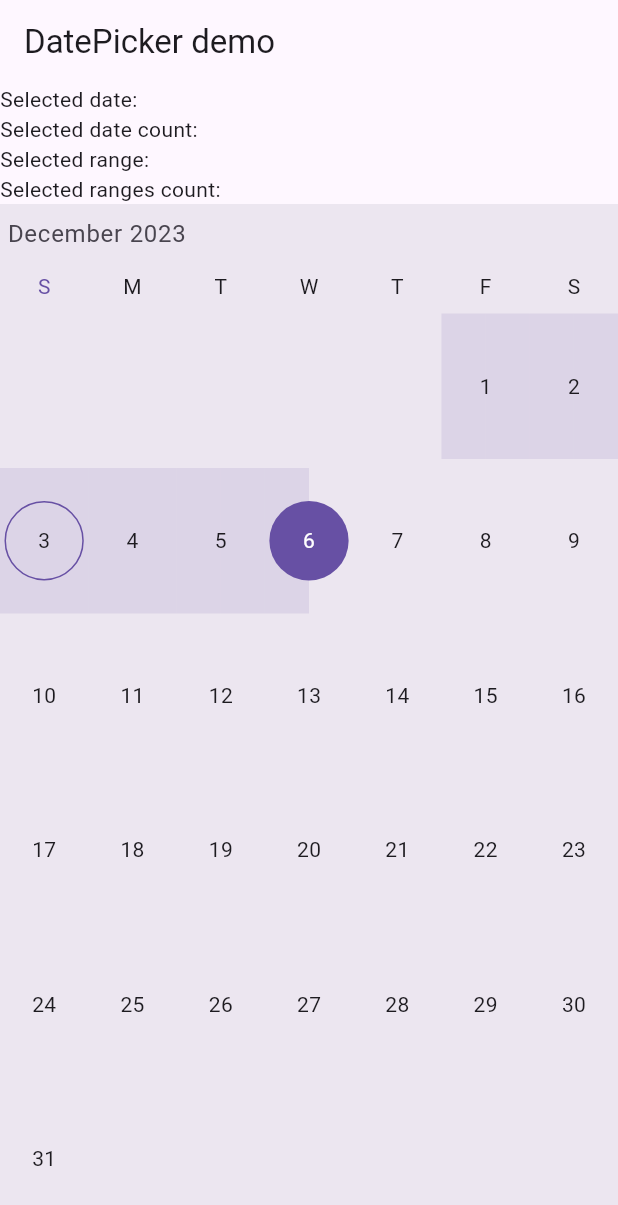
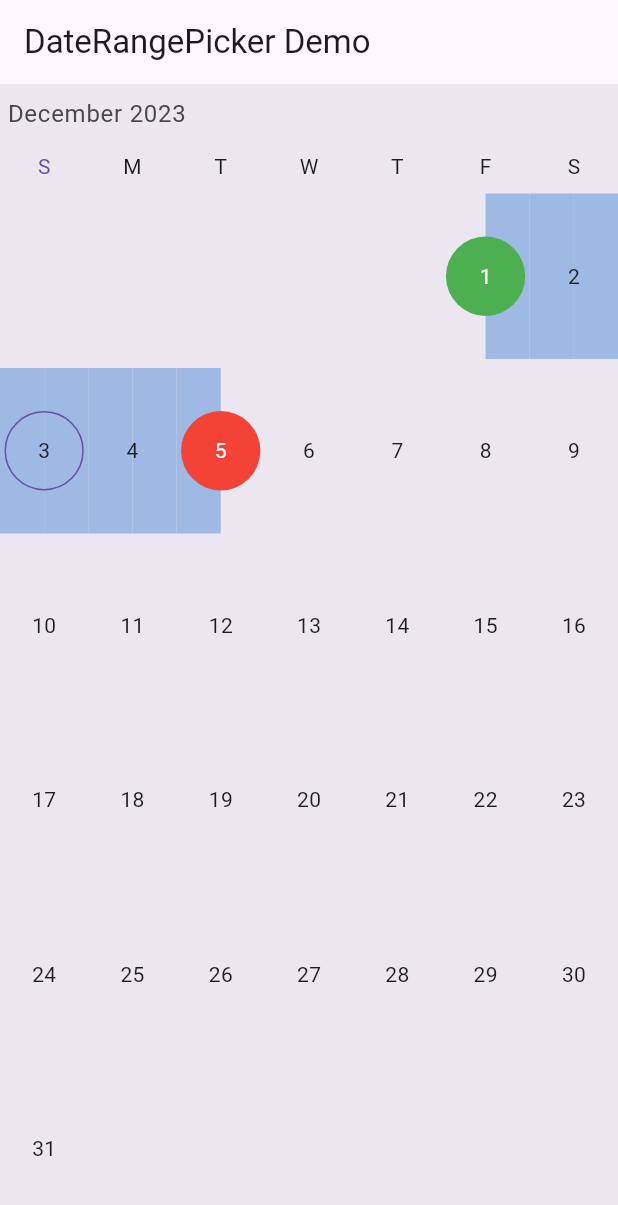
Before and after one commit to YESSENIAJUAREZHERNANDEZ/mediplan_proyecto, a Flutter app: the MainScreen screen opened directly, after a tap on "Calendario", on a phone screen of 412 x 824 dp. Shown: the top 1205 px of the screen. Run offline on Flutter 3.47's test engine with Material 3 defaults, Android fonts, the phone set to English and light mode, and no system bars; drawn by our look-alikes of syncfusion_flutter_datepicker; our stand-ins replace camera, firebase_auth, firebase_core, firebase_database, flutter_local_notifications, geocoding and 5 more; missing offline and left inert: appinio_social_share, google_mlkit_text_recognition; accounts and stored records are empty.

Commit message:
colores calendario

```diff
--- a/lib/main.dart
+++ b/lib/main.dart
@@ -3,13 +3,10 @@ import 'package:flutter_application_1/screens/splash_dos.dart';
 import 'package:firebase_core/firebase_core.dart';
 import 'package:flutter_application_1/screens/main_screen.dart'; // Import the MainScreen widget
 import 'package:shared_preferences/shared_preferences.dart';
-import 'package:timezone/data/latest.dart' as tz;
 
 void main() async {
   WidgetsFlutterBinding.ensureInitialized();
   await Firebase.initializeApp();
-
-tz.initializeTimeZones();
   runApp(MyApp());
 }
 
--- a/lib/ver2/editarmedicamento.dart
+++ b/lib/ver2/editarmedicamento.dart
@@ -28,6 +28,8 @@ void main() async {
   await Firebase.initializeApp();
   runApp(MedicationsNew());
 }
+
+
 
 class MedicationsNew extends StatefulWidget {
   void _signOut(BuildContext context) async {
--- a/lib/ver2/eventoos.dart
+++ b/lib/ver2/eventoos.dart
@@ -3,89 +3,36 @@ import 'package:flutter/material.dart';
 import 'package:intl/intl.dart';
 import 'package:syncfusion_flutter_datepicker/datepicker.dart';
 
-/// My app class to display the date range picker
 class ColoresCalendar extends StatefulWidget {
   @override
-  Colores createState() => Colores();
+  _MyAppState createState() => _MyAppState();
 }
+class _MyAppState extends State<ColoresCalendar> {
+  DateRangePickerController _datePickerController = DateRangePickerController();
 
-/// State for MyApp
-class Colores extends State<ColoresCalendar> {
-  String _selectedDate = '';
-  String _dateCount = '';
-  String _range = '';
-  String _rangeCount = '';
-
-  /// The method for [DateRangePickerSelectionChanged] callback, which will be
-  /// called whenever a selection changed on the date picker widget.
-  void _onSelectionChanged(DateRangePickerSelectionChangedArgs args) {
-    /// The argument value will return the changed date as [DateTime] when the
-    /// widget [SfDateRangeSelectionMode] set as single.
-    ///
-    /// The argument value will return the changed dates as [List<DateTime>]
-    /// when the widget [SfDateRangeSelectionMode] set as multiple.
-    ///
-    /// The argument value will return the changed range as [PickerDateRange]
-    /// when the widget [SfDateRangeSelectionMode] set as range.
-    ///
-    /// The argument value will return the changed ranges as
-    /// [List<PickerDateRange] when the widget [SfDateRangeSelectionMode] set as
-    /// multi range.
-    setState(() {
-      if (args.value is PickerDateRange) {
-        _range = '${DateFormat('dd/MM/yyyy').format(args.value.startDate)} -'
-            // ignore: lines_longer_than_80_chars
-            ' ${DateFormat('dd/MM/yyyy').format(args.value.endDate ?? args.value.startDate)}';
-      } else if (args.value is DateTime) {
-        _selectedDate = args.value.toString();
-      } else if (args.value is List<DateTime>) {
-        _dateCount = args.value.length.toString();
-      } else {
-        _rangeCount = args.value.length.toString();
-      }
-    });
+   @override
+  initState() {
+    _datePickerController.selectedRange =
+        PickerDateRange(DateTime(2023, 12, 01), DateTime(2023, 12, 05));
+    super.initState();
   }
 
   @override
   Widget build(BuildContext context) {
     return MaterialApp(
-        home: Scaffold(
-            appBar: AppBar(
-              title: const Text('DatePicker demo'),
-            ),
-            body: Stack(
-              children: <Widget>[
-                Positioned(
-                  left: 0,
-                  right: 0,
-                  top: 0,
-                  height: 80,
-                  child: Column(
-                    mainAxisAlignment: MainAxisAlignment.spaceEvenly,
-                    mainAxisSize: MainAxisSize.min,
-                    crossAxisAlignment: CrossAxisAlignment.start,
-                    children: <Widget>[
-                      Text('Selected date: $_selectedDate'),
-                      Text('Selected date count: $_dateCount'),
-                      Text('Selected range: $_range'),
-                      Text('Selected ranges count: $_rangeCount')
-                    ],
-                  ),
-                ),
-                Positioned(
-                  left: 0,
-                  top: 80,
-                  right: 0,
-                  bottom: 0,
-                  child: SfDateRangePicker(
-                    onSelectionChanged: _onSelectionChanged,
-                    selectionMode: DateRangePickerSelectionMode.range,
-                    initialSelectedRange: PickerDateRange(
-                        DateTime.now().subtract(const Duration(days: 4)),
-                        DateTime.now().add(const Duration(days: 3))),
-                  ),
-                )
-              ],
-            )));
+      home: Scaffold(
+        appBar: AppBar(
+          title: Text('DateRangePicker Demo'),
+        ),
+        body: SfDateRangePicker(
+          view: DateRangePickerView.month,
+          selectionMode: DateRangePickerSelectionMode.range,
+          controller: _datePickerController,
+          startRangeSelectionColor: Colors.green,
+          endRangeSelectionColor: Colors.red,
+          rangeSelectionColor: Color.fromARGB(255, 157, 185, 228),
+        ),
+      ),
+    );
   }
 }
```
Also changed, not shown: lib/ver2/form.dart (+28 -7 lines).
